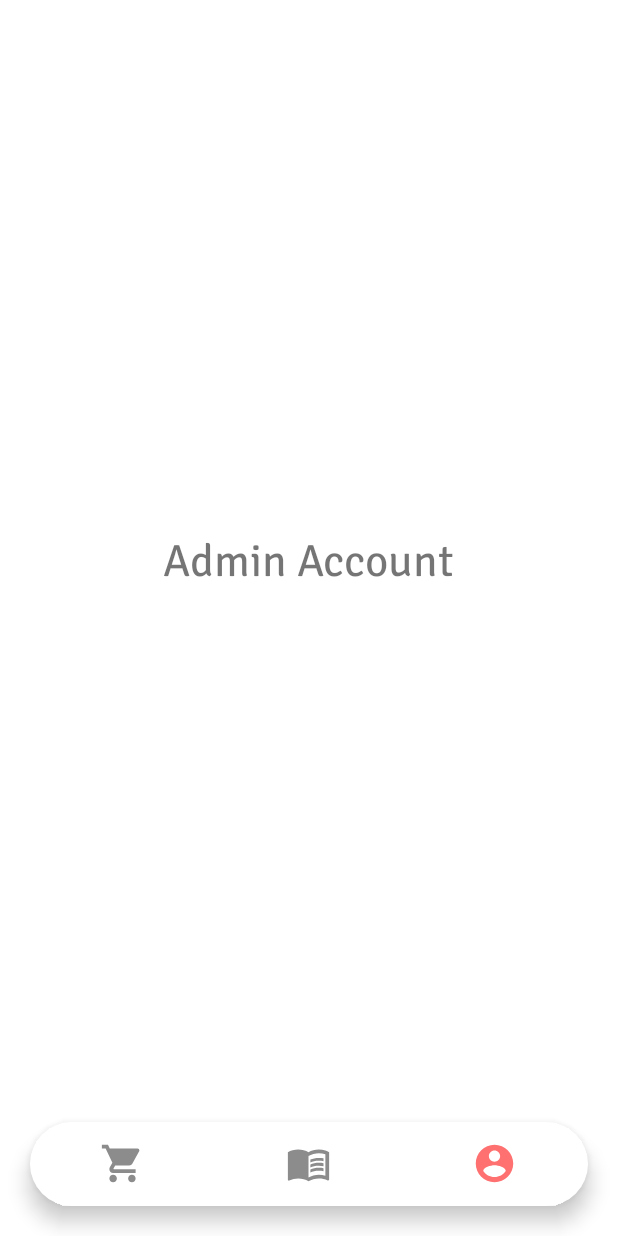
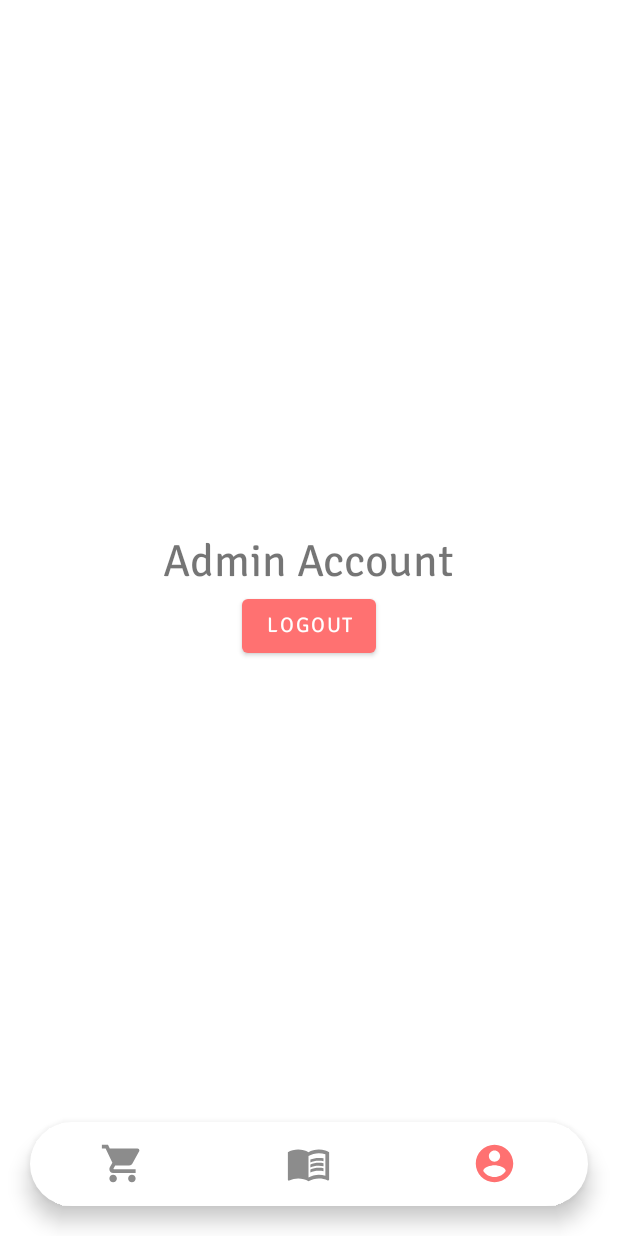
Before and after one commit to i-shivamsoni/FoodLine, an Android app: the AdminAccountFragment screen opened through its navigation route, on a phone screen of 412 x 824 dp. Run offline under Robolectric (Android 15) with nearby library versions, the light colour scheme and no system bars; our stand-ins replace data binding, navigation-ui.

Commit message:
Added and set up FCM

```diff
--- a/app/build.gradle
+++ b/app/build.gradle
@@ -1,6 +1,7 @@
 plugins {
     id 'com.android.application'
     id "androidx.navigation.safeargs"
+    id 'com.google.gms.google-services'
 }
 
 android {
@@ -94,4 +95,9 @@ dependencies {
     def rxjava_version = "3.0.0"
     implementation "io.reactivex.rxjava3:rxjava:$rxjava_version"
     implementation "io.reactivex.rxjava3:rxandroid:$rxjava_version"
+
+    // Firebase Dependency
+    implementation platform('com.google.firebase:firebase-bom:29.0.0')
+    implementation 'com.google.firebase:firebase-messaging-ktx'
+    implementation 'com.google.firebase:firebase-analytics-ktx'
 }
--- a/app/src/main/java/com/example/foodline/network/menu/MenuNetworkMapper.java
+++ b/app/src/main/java/com/example/foodline/network/menu/MenuNetworkMapper.java
@@ -14,7 +14,7 @@ public class MenuNetworkMapper implements EntityMapper<MenuItem, MenuNetworkEnti
 
     @Override
     public MenuItem mapFromEntity(MenuNetworkEntity menuNetworkEntity) {
-        return new MenuItem(menuNetworkEntity.getId(), menuNetworkEntity.getDishName(),
+        return new MenuItem(menuNetworkEntity.getDishId(), menuNetworkEntity.getDishName(),
                 menuNetworkEntity.getPrice(), menuNetworkEntity.getRating(), menuNetworkEntity.getCategory(),
                 menuNetworkEntity.getImage(), menuNetworkEntity.getDescription(), menuNetworkEntity.getCounterInStock(), 0);
     }
--- a/app/src/main/java/com/example/foodline/repository/FoodRepository.java
+++ b/app/src/main/java/com/example/foodline/repository/FoodRepository.java
@@ -216,7 +216,6 @@ public class FoodRepository {
                             }
 
                             menuState = MenuState.success(menuCacheMapper.mapFromEntityList(foodDao.getMenu()));
-
                             emitter.onNext(MenuState.success(menuCacheMapper.mapFromEntityList(foodDao.getMenu())));
                         }
 
--- a/app/src/main/java/com/example/foodline/ui/admin/AdminActivity.java
+++ b/app/src/main/java/com/example/foodline/ui/admin/AdminActivity.java
@@ -1,6 +1,5 @@
 package com.example.foodline.ui.admin;
 
-import android.content.Intent;
 import android.os.Bundle;
 
 import androidx.annotation.Nullable;
--- a/app/src/main/java/com/example/foodline/ui/admin/admin_account/AdminAccountFragment.java
+++ b/app/src/main/java/com/example/foodline/ui/admin/admin_account/AdminAccountFragment.java
@@ -1,18 +1,26 @@
 package com.example.foodline.ui.admin.admin_account;
 
+import android.content.Intent;
 import android.os.Bundle;
 
+import androidx.annotation.NonNull;
+import androidx.annotation.Nullable;
 import androidx.fragment.app.Fragment;
 
 import android.view.LayoutInflater;
 import android.view.View;
 import android.view.ViewGroup;
 
+import com.example.foodline.R;
 import com.example.foodline.databinding.FragmentAdminAccountBinding;
+import com.example.foodline.repository.FoodRepository;
+import com.example.foodline.ui.auth.AuthActivity;
+import com.example.foodline.utils.SharedPreferenceUtil;
 
 public class AdminAccountFragment extends Fragment {
 
     private FragmentAdminAccountBinding binding;
+    private SharedPreferenceUtil sharedPreferenceUtil;
 
     public AdminAccountFragment() {
     }
@@ -23,4 +31,31 @@ public class AdminAccountFragment extends Fragment {
         binding = FragmentAdminAccountBinding.inflate(inflater);
         return binding.getRoot();
     }
+
+    @Override
+    public void onViewCreated(@NonNull View view, @Nullable Bundle savedInstanceState) {
+        super.onViewCreated(view, savedInstanceState);
+        sharedPreferenceUtil = SharedPreferenceUtil.getInstance(getContext());
+        setListeners();
+    }
+
+    private void setListeners() {
+        binding.logoutBtn.setOnClickListener(v -> logout());
+    }
+
+    private void logout() {
+        sharedPreferenceUtil.setIsAdmin(false);
+        sharedPreferenceUtil.setIsLogin(false);
+
+        navToAuth();
+    }
+
+    private void navToAuth() {
+        FoodRepository.getInstance(getActivity().getApplication()).deleteUser();
+
+        Intent intent = new Intent(getActivity(), AuthActivity.class);
+        getActivity().startActivity(intent);
+        getActivity().overridePendingTransition(R.anim.slide_in_right, R.anim.slide_out_left);
+        getActivity().finish();
+    }
 }
--- a/app/src/main/java/com/example/foodline/ui/main/menu/MenuFragment.java
+++ b/app/src/main/java/com/example/foodline/ui/main/menu/MenuFragment.java
@@ -13,6 +13,7 @@ import androidx.fragment.app.Fragment;
 import androidx.lifecycle.ViewModelProvider;
 import androidx.navigation.fragment.NavHostFragment;
 
+import android.util.Log;
 import android.view.LayoutInflater;
 import android.view.View;
 import android.view.ViewGroup;
@@ -38,6 +39,7 @@ public class MenuFragment extends Fragment {
 
     private BottomSheetDialog bottomSheetDialog;
     private MenuViewModel menuViewModel;
+    private final String TAG = this.getClass().getSimpleName();
 
     public MenuFragment() { }
 
--- a/app/src/main/res/layout/activity_admin.xml
+++ b/app/src/main/res/layout/activity_admin.xml
@@ -35,5 +35,6 @@
             app:layout_constraintEnd_toEndOf="parent"
             app:layout_constraintStart_toStartOf="parent"
             app:menu="@menu/bottom_nav_menu_admin" />
+
     </androidx.constraintlayout.widget.ConstraintLayout>
 </layout>
--- a/app/src/main/res/layout/fragment_admin_account.xml
+++ b/app/src/main/res/layout/fragment_admin_account.xml
@@ -9,6 +9,7 @@
         tools:context=".ui.admin.admin_account.AdminAccountFragment">
 
         <TextView
+            android:id="@+id/textView2"
             android:layout_width="wrap_content"
             android:layout_height="wrap_content"
             android:text="Admin Account"
@@ -18,5 +19,14 @@
             app:layout_constraintStart_toStartOf="parent"
             app:layout_constraintTop_toTopOf="parent" />
 
+        <Button
+            android:id="@+id/logout_btn"
+            android:layout_width="wrap_content"
+            android:layout_height="wrap_content"
+            android:text="@string/logout"
+            app:layout_constraintEnd_toEndOf="@+id/textView2"
+            app:layout_constraintStart_toStartOf="@+id/textView2"
+            app:layout_constraintTop_toBottomOf="@+id/textView2" />
+
     </androidx.constraintlayout.widget.ConstraintLayout>
 </layout>
--- a/build.gradle
+++ b/build.gradle
@@ -7,6 +7,7 @@ buildscript {
     dependencies {
 
         classpath "com.android.tools.build:gradle:4.1.3"
+        classpath 'com.google.gms:google-services:4.3.10'
 
         // Navigation Safe Args
         def nav_version = "2.3.5"
```
Also changed, not shown: app/src/main/AndroidManifest.xml (+7 -0 lines), app/src/main/java/com/example/foodline/firebase/MyFirebaseMessagingService.java (added, +81 -0 lines), app/src/main/java/com/example/foodline/network/menu/MenuNetworkEntity.java (+9 -9 lines), 1 other file.
